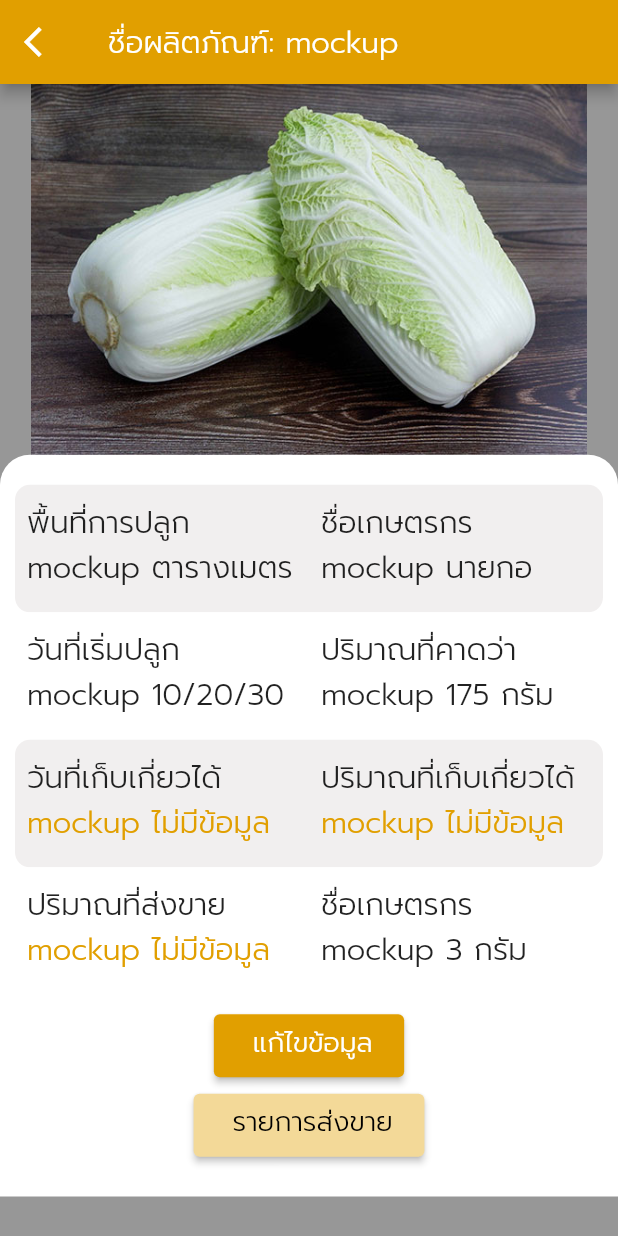
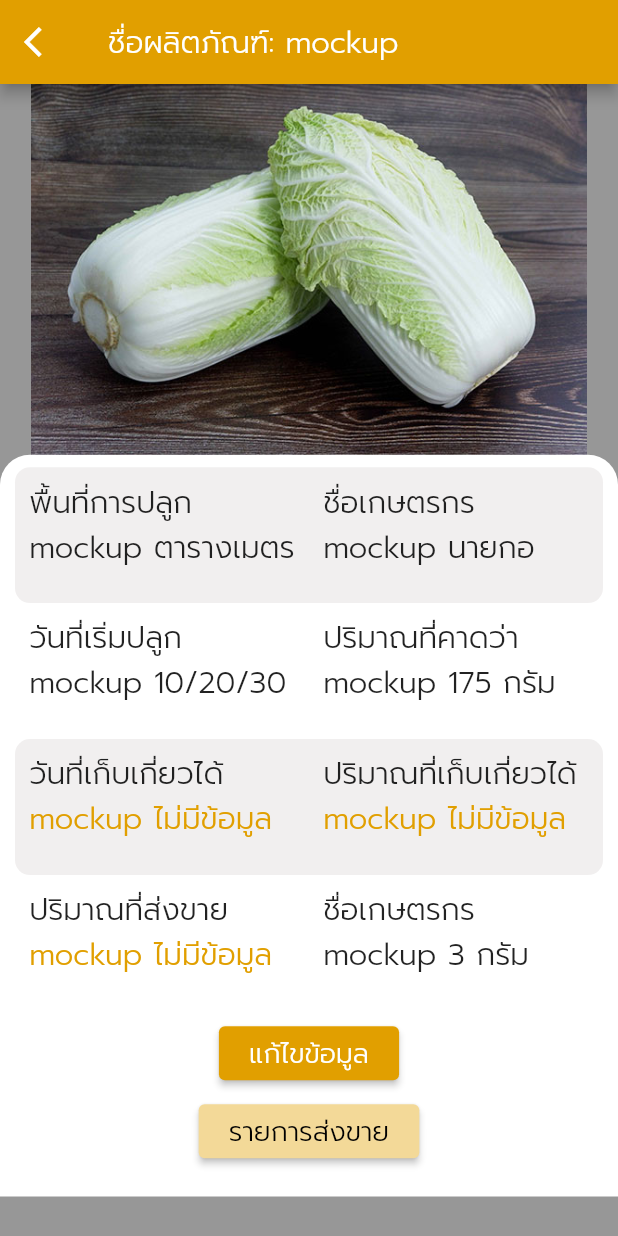
Before and after one commit to phoolego/pinto_farm_flutter, a Flutter app: the ProductDetailsPage screen opened directly, on a phone screen of 412 x 824 dp. Run offline on Flutter 3.47's test engine with Material 2 defaults, Android fonts, the phone set to English and light mode, and no system bars; our stand-ins replace dropdown_search.

Commit message:
[EDIT] product detail page

```diff
--- a/lib/screen/product_details.dart
+++ b/lib/screen/product_details.dart
@@ -5,7 +5,8 @@ import 'package:pinto_flutter/constant.dart';
 class ProductDetailsPage extends StatelessWidget {
   @override
   Widget build(BuildContext context) {
-    double deviceHeight = MediaQuery.of(context).size.height;
+    double screenHeight = MediaQuery.of(context).size.height;
+    double screenWidth = MediaQuery.of(context).size.width;
     return Scaffold(
         appBar: AppBar(
             backgroundColor: deepOrange,
@@ -27,8 +28,8 @@ class ProductDetailsPage extends StatelessWidget {
                 child: Column(children: [
                   Container(
                       constraints: BoxConstraints(
-                          minWidth: deviceHeight,
-                          maxHeight: 0.3 * deviceHeight),
+                          minWidth: screenWidth,
+                          maxHeight: 0.3 * screenHeight),
                       alignment: AlignmentDirectional.topCenter,
                       child: Image.asset(
                         'assets/images/white_cabbage.jpg',
@@ -36,7 +37,7 @@ class ProductDetailsPage extends StatelessWidget {
                   Container(
                       constraints: BoxConstraints(
                           maxWidth: double.infinity,
-                          maxHeight: 0.6 * deviceHeight),
+                          maxHeight: 0.6 * screenHeight),
                       padding: EdgeInsets.fromLTRB(10, 0, 10, 0),
                       alignment: Alignment.bottomCenter,
                       decoration: BoxDecoration(
@@ -46,8 +47,8 @@ class ProductDetailsPage extends StatelessWidget {
                               topRight: Radius.circular(20))),
                       child: Column(children: [
                         Container(
-                            margin: EdgeInsets.only(top: 20),
-                            padding: EdgeInsets.only(top: 10),
+                            margin: EdgeInsets.only(top: 0.01*screenHeight),
+                            padding: EdgeInsets.only(top: 0.01*screenHeight),
                             decoration: BoxDecoration(
                                 color: lightGrayBackground,
                                 borderRadius:
@@ -59,8 +60,8 @@ class ProductDetailsPage extends StatelessWidget {
                                 children: [
                                   Column(children: [
                                     Container(
-                                        width: 180.0,
-                                        height: 75.0,
+                                        width: 0.43*screenWidth,
+                                        height: 0.1*screenHeight,
                                         child: Column(
                                             crossAxisAlignment:
                                             CrossAxisAlignment.start,
@@ -73,8 +74,8 @@ class ProductDetailsPage extends StatelessWidget {
                                   ]),
                                   Column(children: [
                                     Container(
-                                        width: 180.0,
-                                        height: 75.0,
+                                        width: 0.43*screenWidth,
+                                        height: 0.1*screenHeight,
                                         child: Column(
                                             crossAxisAlignment:
                                             CrossAxisAlignment.start,
@@ -87,7 +88,7 @@ class ProductDetailsPage extends StatelessWidget {
                                   ])
                                 ])),
                         Container(
-                            padding: EdgeInsets.only(top: 10),
+                            padding: EdgeInsets.only(top: 0.01*screenHeight),
                             decoration: BoxDecoration(color: deepWhite),
                             child: Row(
                                 mainAxisAlignment:
@@ -96,8 +97,8 @@ class ProductDetailsPage extends StatelessWidget {
                                 children: [
                                   Column(children: [
                                     Container(
-                                        width: 180.0,
-                                        height: 75.0,
+                                        width: 0.43*screenWidth,
+                                        height: 0.1*screenHeight,
                                         child: Column(
                                             crossAxisAlignment:
                                             CrossAxisAlignment.start,
@@ -110,8 +111,8 @@ class ProductDetailsPage extends StatelessWidget {
                                   ]),
                                   Column(children: [
                                     Container(
-                                        width: 180.0,
-                                        height: 75.0,
+                                        width: 0.43*screenWidth,
+                                        height: 0.1*screenHeight,
                                         child: Column(
                                             crossAxisAlignment:
                                             CrossAxisAlignment.start,
@@ -124,7 +125,7 @@ class ProductDetailsPage extends StatelessWidget {
                                   ])
                                 ])),
                         Container(
-                            padding: EdgeInsets.only(top: 10),
+                            padding: EdgeInsets.only(top: 0.01*screenHeight),
                             decoration: BoxDecoration(
                                 color: lightGrayBackground,
                                 borderRadius:
@@ -136,8 +137,8 @@ class ProductDetailsPage extends StatelessWidget {
                                 children: [
                                   Column(children: [
                                     Container(
-                                        width: 180.0,
-                                        height: 75.0,
+                                        width: 0.43*screenWidth,
+                                        height: 0.1*screenHeight,
                                         child: Column(
                                             crossAxisAlignment:
                                             CrossAxisAlignment.start,
@@ -150,8 +151,8 @@ class ProductDetailsPage extends StatelessWidget {
                                   ]),
                                   Column(children: [
                                     Container(
-                                        width: 180.0,
-                                        height: 75.0,
+                                        width: 0.43*screenWidth,
+                                        height: 0.1*screenHeight,
                                         child: Column(
                                             crossAxisAlignment:
                                             CrossAxisAlignment.start,
@@ -164,7 +165,7 @@ class ProductDetailsPage extends StatelessWidget {
                                   ])
                                 ])),
                         Container(
-                            padding: EdgeInsets.only(top: 10),
+                            padding: EdgeInsets.only(top: 0.01*screenHeight),
                             decoration: BoxDecoration(color: deepWhite),
                             child: Row(
                                 mainAxisAlignment:
@@ -173,8 +174,8 @@ class ProductDetailsPage extends StatelessWidget {
                                 children: [
                                   Column(children: [
                                     Container(
-                                        width: 180.0,
-                                        height: 75.0,
+                                        width: 0.43*screenWidth,
+                                        height: 0.1*screenHeight,
                                         child: Column(
                                             crossAxisAlignment:
                                             CrossAxisAlignment.start,
@@ -187,8 +188,8 @@ class ProductDetailsPage extends StatelessWidget {
                                   ]),
                                   Column(children: [
                                     Container(
-                                        width: 180.0,
-                                        height: 75.0,
+                                        width: 0.43*screenWidth,
+                                        height: 0.1*screenHeight,
                                         child: Column(
                                             crossAxisAlignment:
                                             CrossAxisAlignment.start,
@@ -201,7 +202,7 @@ class ProductDetailsPage extends StatelessWidget {
                                   ])
                                 ])),
                         Container(
-                            padding: EdgeInsets.only(top: 10),
+                            padding: EdgeInsets.only(top: 0.005*screenHeight),
                             child: Row(
                                 mainAxisAlignment: MainAxisAlignment.center,
                                 children: [
@@ -210,7 +211,7 @@ class ProductDetailsPage extends StatelessWidget {
                                       ElevatedButton(
                                         child: Padding(
                                             padding: EdgeInsets.fromLTRB(
-                                                10, 5, 5, 10),
+                                                0.01*screenWidth, 0.005*screenHeight, 0.01*screenWidth, 0.005*screenHeight),
                                             child: Text('แก้ไขข้อมูล',
                                                 style:
                                                 whiteSmallNormalTextStyle)),
@@ -224,7 +225,7 @@ class ProductDetailsPage extends StatelessWidget {
                                   ),
                                 ])),
                         Container(
-                            padding: EdgeInsets.only(top: 5),
+                            padding: EdgeInsets.only(top: 0.005*screenHeight),
                             child: Row(
                                 mainAxisAlignment: MainAxisAlignment.center,
                                 children: [
@@ -233,7 +234,7 @@ class ProductDetailsPage extends StatelessWidget {
                                       ElevatedButton(
                                         child: Padding(
                                             padding: EdgeInsets.fromLTRB(
-                                                10, 5, 5, 10),
+                            0.01*screenWidth, 0.005*screenHeight, 0.01*screenWidth, 0.005*screenHeight),
                                             child: Text('รายการส่งขาย',
                                                 style:
                                                 blackSmallNormalTextStyle)),
```
